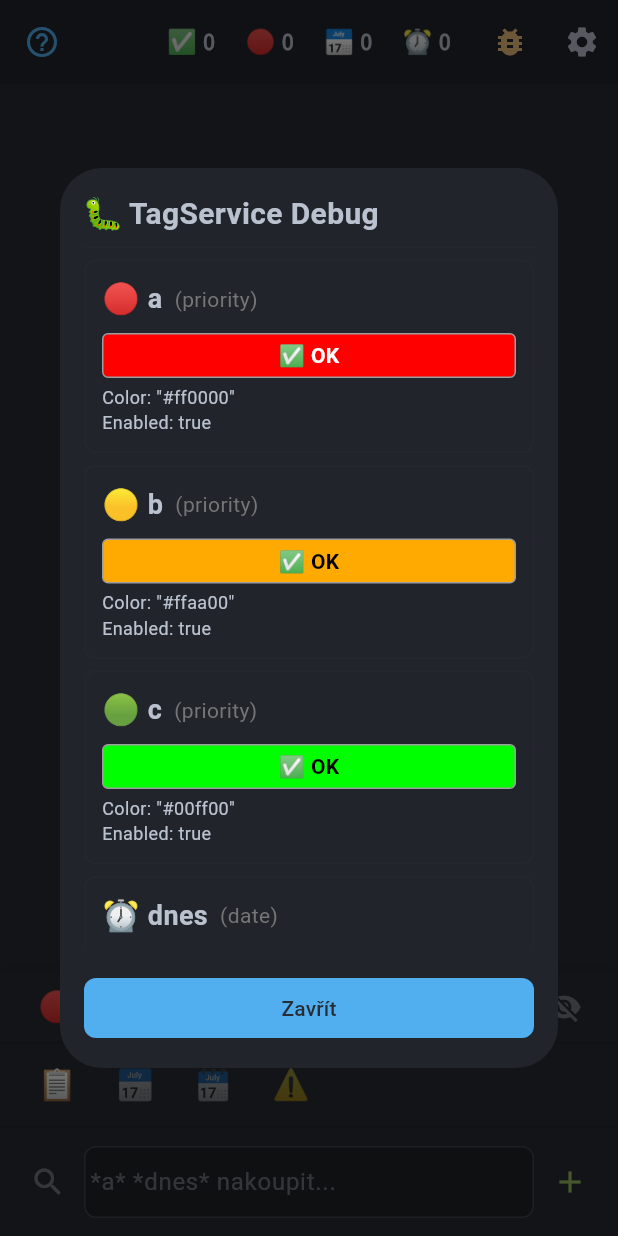
After one commit to mastnacek/laidak, a Flutter app: the screen it shows after launch, after a tap on the "bug report" icon, on a phone screen of 412 x 824 dp. The commit adds this screen. Run offline on Flutter 3.47's test engine with Material 3 defaults, Android fonts, the phone set to English and light mode, and no system bars; our stand-ins replace emoji_picker_flutter, equatable, flutter_bloc, flutter_colorpicker, just_audio, logger and 3 more; accounts and stored records are empty.

Commit message:
🐛 debug: Přidán TagServiceDebugWidget pro UI debugging
- Nový widget zobrazí všechny tag definitions z TagService cache
- Zobrazí barvy, emoji, enabled status
- Visuální preview hex barev
- Bug icon v AppBar pro snadný přístup

Použití: Klikni na bug icon (🐛) v AppBar

````diff
--- /dev/null
+++ b/lib/core/widgets/tag_service_debug_widget.dart
@@ -0,0 +1,224 @@
+import 'package:flutter/material.dart';
+import '../../services/tag_service.dart';
+import '../../models/tag_definition.dart';
+
+/// Debug widget pro zobrazení stavu TagService přímo v UI
+///
+/// Použití:
+/// ```dart
+/// FloatingActionButton(
+///   onPressed: () {
+///     showDialog(
+///       context: context,
+///       builder: (_) => const TagServiceDebugWidget(),
+///     );
+///   },
+///   child: Icon(Icons.bug_report),
+/// )
+/// ```
+class TagServiceDebugWidget extends StatelessWidget {
+  const TagServiceDebugWidget({super.key});
+
+  @override
+  Widget build(BuildContext context) {
+    return Dialog(
+      child: Container(
+        padding: const EdgeInsets.all(16),
+        constraints: const BoxConstraints(maxWidth: 500, maxHeight: 600),
+        child: Column(
+          crossAxisAlignment: CrossAxisAlignment.start,
+          children: [
+            const Text(
+              '🐛 TagService Debug',
+              style: TextStyle(fontSize: 20, fontWeight: FontWeight.bold),
+            ),
+            const Divider(),
+            Expanded(
+              child: FutureBuilder<List<TagDefinition>>(
+                future: _loadTagDefinitions(),
+                builder: (context, snapshot) {
+                  if (snapshot.connectionState == ConnectionState.waiting) {
+                    return const Center(child: CircularProgressIndicator());
+                  }
+
+                  if (snapshot.hasError) {
+                    return Center(
+                      child: Text(
+                        '❌ Chyba: ${snapshot.error}',
+                        style: const TextStyle(color: Colors.red),
+                      ),
+                    );
+                  }
+
+                  final definitions = snapshot.data ?? [];
+
+                  if (definitions.isEmpty) {
+                    return const Center(
+                      child: Text(
+                        '⚠️ TagService cache je PRÁZDNÁ!',
+                        style: TextStyle(color: Colors.orange, fontSize: 16),
+                      ),
+                    );
+                  }
+
+                  return ListView.builder(
+                    itemCount: definitions.length,
+                    itemBuilder: (context, index) {
+                      final def = definitions[index];
+                      return Card(
+                        margin: const EdgeInsets.only(bottom: 8),
+                        child: Padding(
+                          padding: const EdgeInsets.all(12),
+                          child: Column(
+                            crossAxisAlignment: CrossAxisAlignment.start,
+                            children: [
+                              Row(
+                                children: [
+                                  Text(
+                                    '${def.emoji ?? '❓'} ',
+                                    style: const TextStyle(fontSize: 20),
+                                  ),
+                                  Text(
+                                    def.tagName,
+                                    style: const TextStyle(
+                                      fontSize: 18,
+                                      fontWeight: FontWeight.bold,
+                                    ),
+                                  ),
+                                  const SizedBox(width: 8),
+                                  Text(
+                                    '(${def.tagType.name})',
+                                    style: TextStyle(
+                                      fontSize: 14,
+                                      color: Colors.grey[600],
+                                    ),
+                                  ),
+                                ],
+                              ),
+                              const SizedBox(height: 8),
+                              _buildColorPreview(def.color),
+                              const SizedBox(height: 4),
+                              Text(
+                                'Color: "${def.color ?? "NULL"}"',
+                                style: const TextStyle(fontSize: 12),
+                              ),
+                              Text(
+                                'Enabled: ${def.enabled}',
+                                style: const TextStyle(fontSize: 12),
+                              ),
+                            ],
+                          ),
+                        ),
+                      );
+                    },
+                  );
+                },
+              ),
+            ),
+            const SizedBox(height: 16),
+            SizedBox(
+              width: double.infinity,
+              child: ElevatedButton(
+                onPressed: () => Navigator.of(context).pop(),
+                child: const Text('Zavřít'),
+              ),
+            ),
+          ],
+        ),
+      ),
+    );
+  }
+
+  Future<List<TagDefinition>> _loadTagDefinitions() async {
+    try {
+      final tagService = TagService();
+      return tagService.getAllDefinitions();
+    } catch (e) {
+      throw Exception('TagService není inicializovaný: $e');
+    }
+  }
+
+  Widget _buildColorPreview(String? hexColor) {
+    if (hexColor == null) {
+      return Container(
+        width: double.infinity,
+        height: 30,
+        decoration: BoxDecoration(
+          border: Border.all(color: Colors.red, width: 2),
+          borderRadius: BorderRadius.circular(4),
+        ),
+        child: const Center(
+          child: Text(
+            '❌ NULL',
+            style: TextStyle(color: Colors.red, fontWeight: FontWeight.bold),
+          ),
+        ),
+      );
+    }
+
+    // Parse hex color
+    final color = _parseHexColor(hexColor);
+
+    if (color == null) {
+      return Container(
+        width: double.infinity,
+        height: 30,
+        decoration: BoxDecoration(
+          border: Border.all(color: Colors.orange, width: 2),
+          borderRadius: BorderRadius.circular(4),
+        ),
+        child: Center(
+          child: Text(
+            '⚠️ INVALID HEX: $hexColor',
+            style: const TextStyle(color: Colors.orange, fontSize: 10),
+          ),
+        ),
+      );
+    }
+
+    return Container(
+      width: double.infinity,
+      height: 30,
+      decoration: BoxDecoration(
+        color: color,
+        borderRadius: BorderRadius.circular(4),
+        border: Border.all(color: Colors.grey),
+      ),
+      child: Center(
+        child: Text(
+          '✅ OK',
+          style: TextStyle(
+            color: _getContrastColor(color),
+            fontWeight: FontWeight.bold,
+          ),
+        ),
+      ),
+    );
+  }
+
+  Color? _parseHexColor(String hexString) {
+    try {
+      String hex = hexString.replaceAll('#', '');
+      if (hex.length == 3) {
+        hex = hex.split('').map((c) => c + c).join();
+      }
+      if (hex.length == 6) {
+        hex = 'FF$hex';
+      }
+      if (hex.length == 8) {
+        final value = int.tryParse(hex, radix: 16);
+        if (value != null) {
+          return Color(value);
+        }
+      }
+      return null;
+    } catch (e) {
+      return null;
+    }
+  }
+
+  Color _getContrastColor(Color bgColor) {
+    final luminance = bgColor.computeLuminance();
+    return luminance > 0.5 ? Colors.black : Colors.white;
+  }
+}
--- a/lib/features/todo_list/presentation/pages/todo_list_page.dart
+++ b/lib/features/todo_list/presentation/pages/todo_list_page.dart
@@ -1,6 +1,7 @@
 import 'package:flutter/material.dart';
 import 'package:flutter_bloc/flutter_bloc.dart';
 import '../../../../core/theme/theme_colors.dart';
+import '../../../../core/widgets/tag_service_debug_widget.dart';
 import '../../../../pages/settings_page.dart';
 import '../../../help/presentation/pages/help_page.dart';
 import '../../../settings/presentation/cubit/settings_cubit.dart';
@@ -120,6 +121,17 @@ class _TodoListPageState extends State<TodoListPage> {
         title: const StatsRow(),
         // Settings VPRAVO
         actions: [
+          // 🐛 DEBUG: Bug icon pro TagService debug
+          IconButton(
+            icon: Icon(Icons.bug_report, color: theme.appColors.yellow),
+            tooltip: 'TagService Debug',
+            onPressed: () {
+              showDialog(
+                context: context,
+                builder: (_) => const TagServiceDebugWidget(),
+              );
+            },
+          ),
           IconButton(
             icon: const Icon(Icons.settings),
             tooltip: 'Nastavení',
````
